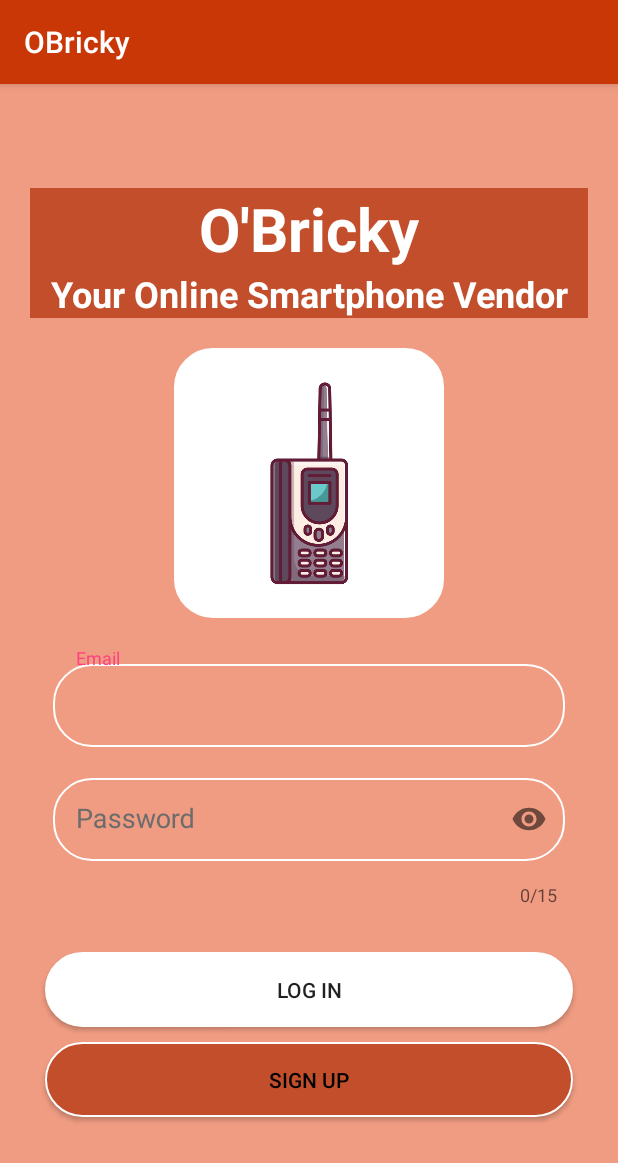
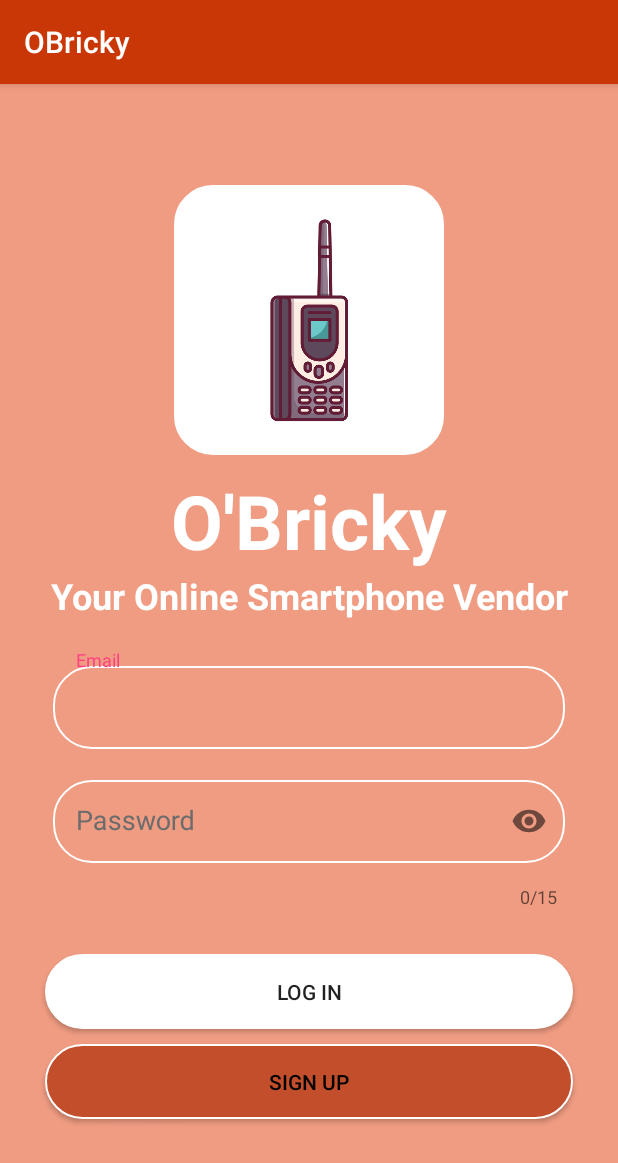
Before and after one commit to HawLiangHo/OBricky, an Android app: the screen it shows after launch (Login), on a phone screen of 412 x 824 dp. Shown: the top 1163 px of the screen. Run offline under Robolectric (Android 15) with nearby library versions, the phone set to English and light mode, and no system bars.

Commit message:
Commit 3

```diff
--- a/app/src/main/res/layout/activity_login.xml
+++ b/app/src/main/res/layout/activity_login.xml
@@ -12,15 +12,23 @@
     android:background="@color/brown1"
     >
 
+    <ImageView
+        android:id="@+id/ivIcon"
+        android:layout_width="180dp"
+        android:layout_height="180dp"
+        android:src="@mipmap/ic_obricky"
+        android:background="@drawable/shapelogin"
+        android:layout_marginBottom="10dp"
+        />
+
     <TextView
         android:layout_width="match_parent"
         android:layout_height="wrap_content"
         android:text="O'Bricky"
         android:textAlignment="center"
-        android:textSize="40sp"
+        android:textSize="50sp"
         android:textColor="@color/white"
         android:textStyle="bold"
-        android:background="@color/brown2"
         android:fontFamily="sans-serif"
         />
 
@@ -32,17 +40,7 @@
         android:textSize="24sp"
         android:textColor="@color/white"
         android:textStyle="bold"
-        android:background="@color/brown2"
         android:fontFamily="sans-serif"
-        android:layout_marginBottom="20dp"
-        />
-
-    <ImageView
-        android:id="@+id/ivIcon"
-        android:layout_width="180dp"
-        android:layout_height="180dp"
-        android:src="@mipmap/ic_obricky"
-        android:background="@drawable/shapelogin"
         android:layout_marginBottom="20dp"
         />
 
```
